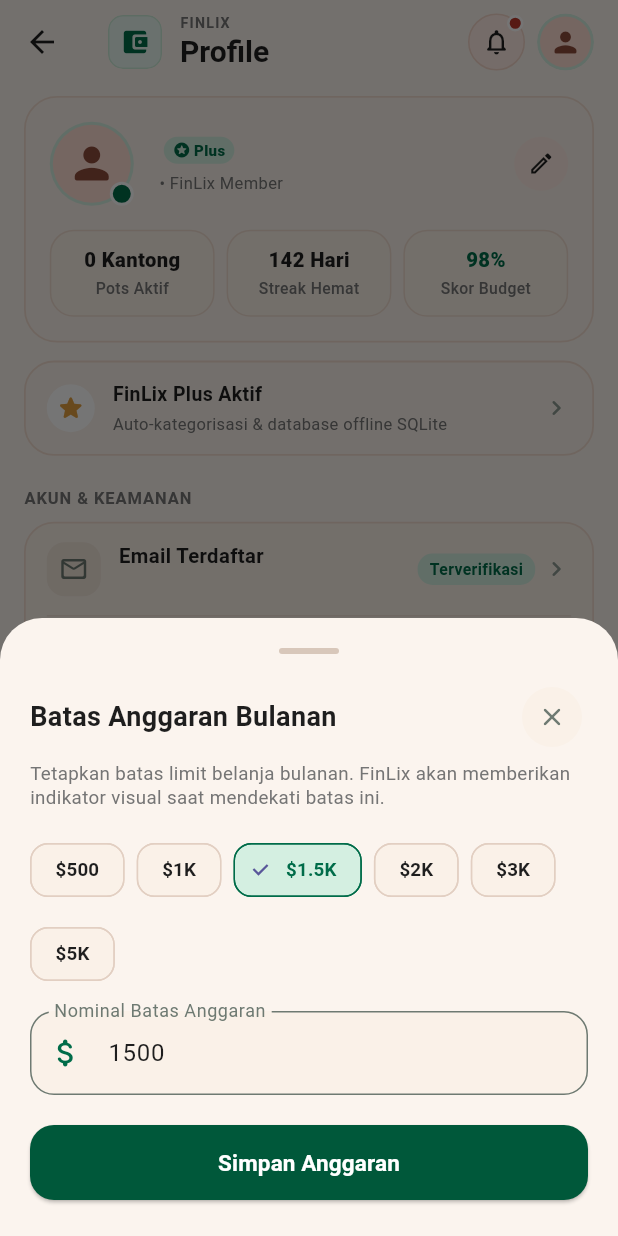
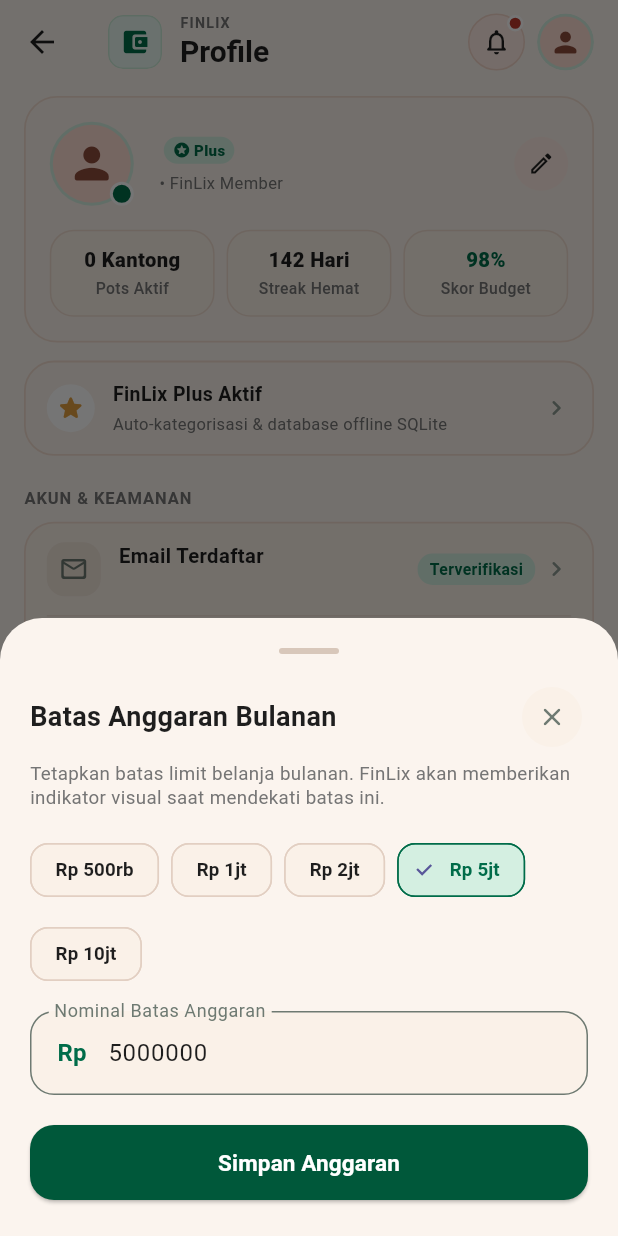
Before and after one commit to CrowZF01/selfProject_personalFinance, a Flutter app: the ProfileScreen screen opened directly, after a tap on "Batas Anggaran Bulanan", on a phone screen of 412 x 824 dp. Run offline on Flutter 3.47's test engine with Material 3 defaults, Android fonts, the phone set to English and light mode, and no system bars; our stand-ins replace fl_chart, sqflite, sqflite_common_ffi, sqflite_common_ffi_web; accounts and stored records are empty.

Commit message:
Setting awal jadi rupiah currency nya

```diff
--- a/finlix/lib/core/database/db_helper.dart
+++ b/finlix/lib/core/database/db_helper.dart
@@ -226,7 +226,9 @@ class DbHelper {
       final parsed = double.tryParse(val);
       if (parsed != null && parsed > 0) return parsed;
     }
-    return 1500.0; // Default budget limit
+    final curr = await getSetting('currency') ?? 'IDR (Rp)';
+    final isIdr = curr.contains('IDR') || curr.contains('Rp');
+    return isIdr ? 5000000.0 : 1500.0;
   }
 
   Future<void> setMonthlyBudget(double budget) async {
@@ -237,7 +239,7 @@ class DbHelper {
     final name = await getSetting('user_name') ?? '';
     final handle = await getSetting('user_handle') ?? '';
     final email = await getSetting('user_email') ?? '';
-    final currency = await getSetting('currency') ?? 'USD (\$)';
+    final currency = await getSetting('currency') ?? 'IDR (Rp)';
     final salaryDay = await getSetting('salary_day') ?? '25';
     final biometric = await getSetting('biometric_enabled') ?? 'true';
     final budgetAlert = await getSetting('budget_alert_enabled') ?? 'true';
--- a/finlix/lib/core/utils/formatters.dart
+++ b/finlix/lib/core/utils/formatters.dart
@@ -3,7 +3,7 @@ import 'package:intl/intl.dart';
 import '../database/db_helper.dart';
 
 class AppFormatters {
-  static final ValueNotifier<String> currencyNotifier = ValueNotifier<String>('USD (\$)');
+  static final ValueNotifier<String> currencyNotifier = ValueNotifier<String>('IDR (Rp)');
 
   static String get currentCurrency => currencyNotifier.value;
 
@@ -18,8 +18,12 @@ class AppFormatters {
       final saved = await DbHelper.instance.getSetting('currency');
       if (saved != null && saved.isNotEmpty) {
         currencyNotifier.value = saved;
+      } else {
+        currencyNotifier.value = 'IDR (Rp)';
       }
-    } catch (_) {}
+    } catch (_) {
+      currencyNotifier.value = 'IDR (Rp)';
+    }
   }
 
   /// Set and update currency across the entire app.
--- a/finlix/lib/screens/analytics/analytics_screen.dart
+++ b/finlix/lib/screens/analytics/analytics_screen.dart
@@ -32,7 +32,8 @@ class AnalyticsScreenState extends State<AnalyticsScreen> {
   List<TransactionModel> _allTransactions = [];
   bool _isLoading = true;
   double? _monthlyBudget;
-  double get monthlyBudget => _monthlyBudget ?? 1500.0;
+  double get monthlyBudget =>
+      _monthlyBudget ?? (AppFormatters.isIdr ? 5000000.0 : 1500.0);
 
   int _selectedChartTab = 0; // 0 = Donut Chart, 1 = Weekly Bar Chart
   int _touchedPieIndex = -1;
--- a/finlix/lib/screens/profile/profile_screen.dart
+++ b/finlix/lib/screens/profile/profile_screen.dart
@@ -29,9 +29,9 @@ class ProfileScreenState extends State<ProfileScreen> {
   String _userName = '';
   String _userHandle = '';
   String _userEmail = '';
-  String _currency = 'USD (\$)';
+  String _currency = 'IDR (Rp)';
   int _salaryDay = 25;
-  double _monthlyBudget = 1500.0;
+  double _monthlyBudget = 5000000.0;
 
   // Toggle Preferences
   bool _isBiometricEnabled = true;
@@ -91,7 +91,7 @@ class ProfileScreenState extends State<ProfileScreen> {
           _userName = profile['user_name'] ?? '';
           _userHandle = profile['user_handle'] ?? '';
           _userEmail = profile['user_email'] ?? '';
-          _currency = profile['currency'] ?? 'USD (\$)';
+          _currency = profile['currency'] ?? 'IDR (Rp)';
           _salaryDay = int.tryParse(profile['salary_day'] ?? '25') ?? 25;
           _isBiometricEnabled = profile['biometric_enabled'] != 'false';
           _isBudgetAlertEnabled = profile['budget_alert_enabled'] != 'false';
@@ -413,8 +413,8 @@ class ProfileScreenState extends State<ProfileScreen> {
   // --- Modal Pemilih Mata Uang Utama ---
   void _showCurrencyPicker() {
     final currencies = [
-      {'code': 'USD (\$)', 'desc': 'Dolar Amerika Serikat (Default)'},
-      {'code': 'IDR (Rp)', 'desc': 'Rupiah Indonesia'},
+      {'code': 'IDR (Rp)', 'desc': 'Rupiah Indonesia (Default)'},
+      {'code': 'USD (\$)', 'desc': 'Dolar Amerika Serikat'},
     ];
 
     showModalBottomSheet(
@@ -959,7 +959,7 @@ class ProfileScreenState extends State<ProfileScreen> {
               final messenger = ScaffoldMessenger.of(context);
               Navigator.pop(ctx);
               await DbHelper.instance.resetAllData();
-              AppFormatters.setCurrency('USD (\$)');
+              AppFormatters.setCurrency('IDR (Rp)');
               await loadData();
               if (mounted) {
                 messenger.showSnackBar(
```
